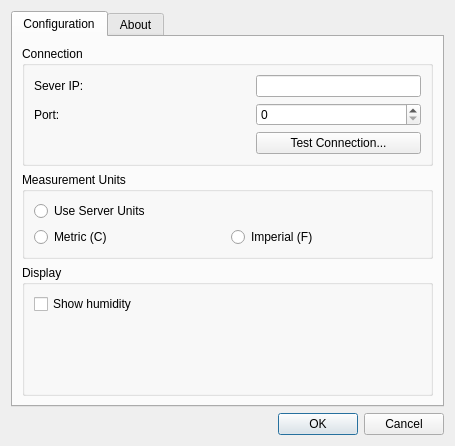
ronen25/rpiweatherd-qtclient, file DlgConfiguration.ui: the form before one commit.
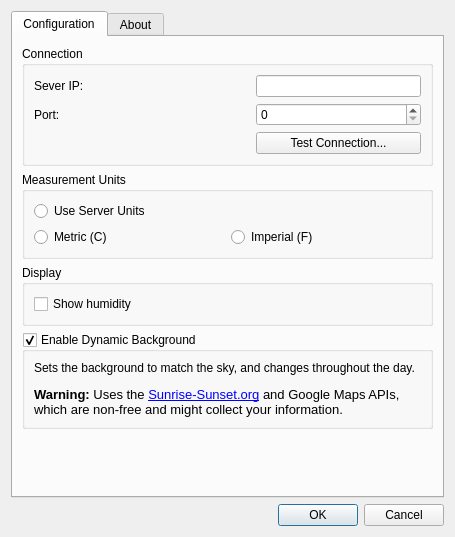
The form after the commit.

Commit message: The dynamic background can now be disabled (enabled by default)

Patch:
```diff
--- a/DlgConfiguration.ui
+++ b/DlgConfiguration.ui
@@ -7,7 +7,7 @@
     <x>0</x>
     <y>0</y>
     <width>455</width>
-    <height>446</height>
+    <height>537</height>
    </rect>
   </property>
   <property name="windowTitle">
@@ -133,6 +133,31 @@
             </property>
            </widget>
           </item>
+         </layout>
+        </widget>
+       </item>
+       <item>
+        <widget class="QGroupBox" name="grpEnableDynamicBackground">
+         <property name="title">
+          <string>Enable Dynamic Background</string>
+         </property>
+         <property name="checkable">
+          <bool>true</bool>
+         </property>
+         <layout class="QVBoxLayout" name="verticalLayout_4">
+          <item>
+           <widget class="QLabel" name="label_3">
+            <property name="text">
+             <string>&lt;html&gt;&lt;head/&gt;&lt;body&gt;&lt;p&gt;Sets the background to match the sky, and changes throughout the day.&lt;/p&gt;&lt;p&gt;&lt;span style=&quot; font-size:10pt; font-weight:600;&quot;&gt;Warning: &lt;/span&gt;&lt;span style=&quot; font-size:10pt;&quot;&gt;Uses the &lt;/span&gt;&lt;a href=&quot;http://sunrise-sunset.org/&quot;&gt;&lt;span style=&quot; font-size:10pt; text-decoration: underline; color:#0000ff;&quot;&gt;Sunrise-Sunset.org&lt;/span&gt;&lt;/a&gt;&lt;span style=&quot; font-size:10pt;&quot;&gt; and Google Maps APIs, which are non-free and might collect your information.&lt;/span&gt;&lt;/p&gt;&lt;/body&gt;&lt;/html&gt;</string>
+            </property>
+            <property name="wordWrap">
+             <bool>true</bool>
+            </property>
+           </widget>
+          </item>
+         </layout>
+        </widget>
+       </item>
           <item>
            <spacer name="verticalSpacer">
             <property name="orientation">
@@ -148,9 +173,6 @@
           </item>
          </layout>
         </widget>
-       </item>
-      </layout>
-     </widget>
      <widget class="QWidget" name="tabAbout">
       <attribute name="title">
        <string>About</string>
@@ -159,7 +181,20 @@
        <item row="0" column="0" colspan="3">
         <widget class="QLabel" name="lblAbout">
          <property name="text">
-          <string>&lt;html&gt;&lt;head/&gt;&lt;body&gt;&lt;p&gt;&lt;span style=&quot; font-weight:600;&quot;&gt;rpiweatherd-qt &lt;/span&gt;- A small Qt-based client for rpiweatherd.&lt;/p&gt;&lt;p&gt;Version: %1&lt;/p&gt;&lt;p&gt;Copyright (C) 2016 Ronen Lapushner.&lt;/p&gt;&lt;hr/&gt;&lt;p&gt;Redistributed under the GNU GPL v3 license.&lt;/p&gt;&lt;/body&gt;&lt;/html&gt;</string>
+          <string>&lt;html&gt;&lt;head/&gt;&lt;body&gt;&lt;p&gt;
+&lt;span style=&quot; font-weight:600;&quot;&gt;rpiweatherd-qt&lt;/span&gt;
+- A small Qt-based client for rpiweatherd.&lt;/p&gt;
+
+&lt;p&gt;Version: %1&lt;/p&gt;
+
+&lt;p&gt;Copyright (C) 2016 Ronen Lapushner.&lt;/p&gt;
+&lt;hr/&gt;
+&lt;p&gt;
+Uses Google Maps APIs. Copyright (C) Google Inc. &lt;br/&gt;
+Uses &lt;a href=&quot;http://sunrise-sunset.org/&quot;&gt;sunrise-sunset.org&lt;/a&gt; APIs. Copyright (C) Sunrise-Sunset.
+&lt;/p&gt;
+&lt;hr/&gt;
+&lt;p&gt;Redistributed under the GNU GPL v3 license.&lt;/p&gt;&lt;/body&gt;&lt;/html&gt;</string>
          </property>
         </widget>
        </item>
```
Lines whose indentation alone changed are shown as unchanged. The commit also changes 3 other files.
